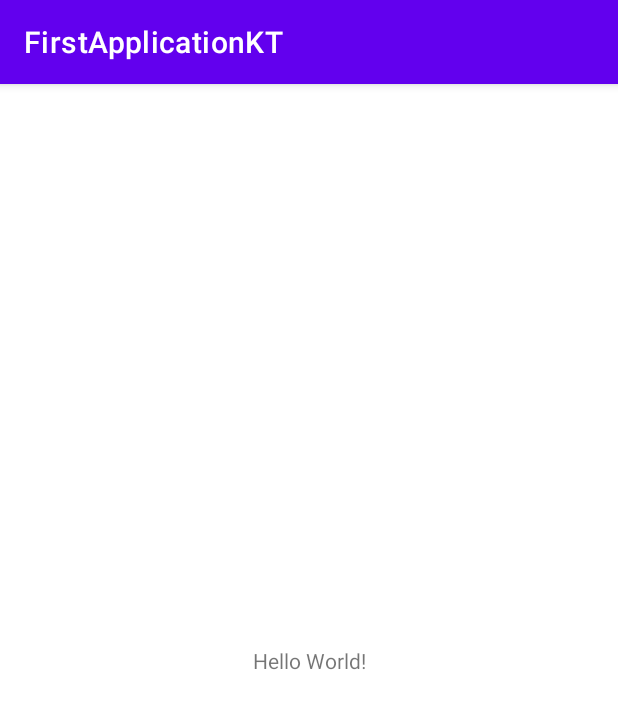
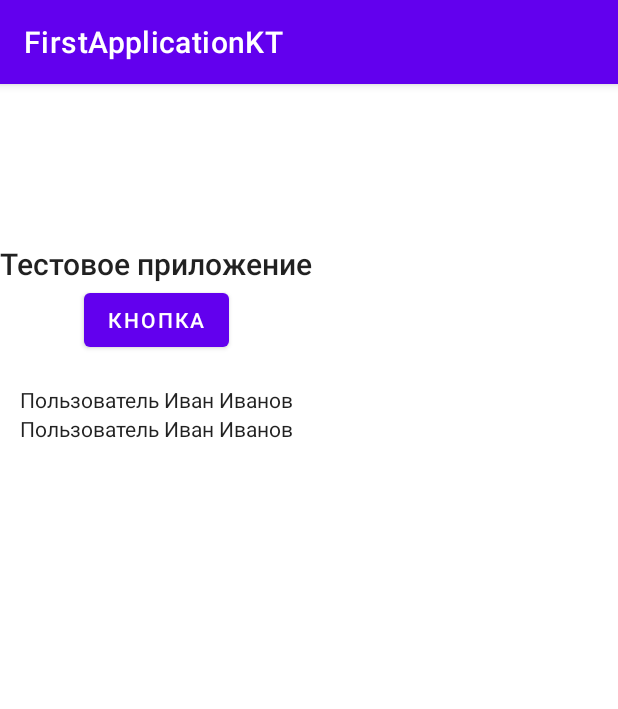
Before and after one commit to iru-mil/FirstApplicationKT, an Android app: the screen it shows after launch (MainActivity), on a phone screen of 412 x 824 dp. Shown: the top 709 px of the screen. Run offline under Robolectric (Android 15) with nearby library versions, the phone set to English and light mode, and no system bars.

Commit message:
готово

```diff
--- a/app/build.gradle
+++ b/app/build.gradle
@@ -1,5 +1,6 @@
 plugins {
     id 'com.android.application'
+    id 'kotlin-android'
 }
 
 android {
@@ -26,10 +27,14 @@ android {
         sourceCompatibility JavaVersion.VERSION_1_8
         targetCompatibility JavaVersion.VERSION_1_8
     }
+    kotlinOptions {
+        jvmTarget = '1.8'
+    }
 }
 
 dependencies {
 
+    implementation "org.jetbrains.kotlin:kotlin-stdlib:$kotlin_version"
     implementation 'androidx.appcompat:appcompat:1.2.0'
     implementation 'com.google.android.material:material:1.3.0'
     implementation 'androidx.constraintlayout:constraintlayout:2.0.4'
--- a/app/src/main/java/ru/geekbrains/firstapplicationkt/MainActivity.java
+++ /dev/null
@@ -1,14 +0,0 @@
-package ru.geekbrains.firstapplicationkt;
-
-import androidx.appcompat.app.AppCompatActivity;
-
-import android.os.Bundle;
-
-public class MainActivity extends AppCompatActivity {
-
-    @Override
-    protected void onCreate(Bundle savedInstanceState) {
-        super.onCreate(savedInstanceState);
-        setContentView(R.layout.activity_main);
-    }
-}
--- /dev/null
+++ b/app/src/main/java/ru/geekbrains/firstapplicationkt/MainActivity.kt
@@ -0,0 +1,48 @@
+package ru.geekbrains.firstapplicationkt
+
+import android.os.Bundle
+import android.view.View
+import android.widget.Button
+import android.widget.TextView
+import androidx.appcompat.app.AppCompatActivity
+
+class MainActivity : AppCompatActivity() {
+
+    val user = User()
+    val userCopy = user.copy()
+
+    val list = listOf("one", "two", "three", "four", "five", "six")
+
+    override fun onCreate(savedInstanceState: Bundle?) {
+        super.onCreate(savedInstanceState)
+        setContentView(R.layout.activity_main)
+        var textViewMessage = findViewById<TextView>(R.id.text_view_message)
+        var textViewDataClass = findViewById<TextView>(R.id.text_view_data_class)
+        var textViewCopyObject = findViewById<TextView>(R.id.text_view_copy_object)
+        var button = findViewById<Button>(R.id.button)
+        button.setOnClickListener(object : View.OnClickListener {
+            override fun onClick(v: View?) {
+                textViewMessage.setText(R.string.message)
+            }
+        })
+        textViewDataClass.setText(user.getUsername(user.name, user.surname))
+        textViewCopyObject.setText(userCopy.getUsername(userCopy.name, userCopy.surname))
+
+        list.forEach {
+            print(it)
+        }
+        for (i in 1..5) {
+            print("Привет!")
+        }
+        for (i in 10 downTo 1 step 2) {
+            print("Пока!")
+        }
+
+        for (i in 0 until list.size) {
+            if (list[i].equals("three")) {
+                print("три")
+                return
+            }
+        }
+    }
+}
--- /dev/null
+++ b/app/src/main/java/ru/geekbrains/firstapplicationkt/User.kt
@@ -0,0 +1,9 @@
+package ru.geekbrains.firstapplicationkt
+
+data class User(val name: String = "Иван", val surname: String = "Иванов") {
+
+    fun getUsername(name: String, surname: String): String {
+        return "Пользователь $name $surname"
+    }
+
+}
--- a/app/src/main/res/layout/activity_main.xml
+++ b/app/src/main/res/layout/activity_main.xml
@@ -2,17 +2,59 @@
 <androidx.constraintlayout.widget.ConstraintLayout xmlns:android="http://schemas.android.com/apk/res/android"
     xmlns:app="http://schemas.android.com/apk/res-auto"
     xmlns:tools="http://schemas.android.com/tools"
-    android:layout_width="match_parent"
-    android:layout_height="match_parent"
+    android:layout_width="wrap_content"
+    android:layout_height="wrap_content"
     tools:context=".MainActivity">
 
+
     <TextView
+        android:id="@+id/text_view_title"
+        style="@style/TextAppearance.AppCompat.Title"
         android:layout_width="wrap_content"
         android:layout_height="wrap_content"
-        android:text="Hello World!"
+        android:text="@string/test_app"
         app:layout_constraintBottom_toBottomOf="parent"
         app:layout_constraintLeft_toLeftOf="parent"
         app:layout_constraintRight_toRightOf="parent"
         app:layout_constraintTop_toTopOf="parent" />
 
+    <Button
+        android:id="@+id/button"
+        android:layout_width="wrap_content"
+        android:layout_height="wrap_content"
+        android:text="@string/button"
+        app:layout_constraintLeft_toLeftOf="parent"
+        app:layout_constraintRight_toRightOf="parent"
+        app:layout_constraintTop_toBottomOf="@id/text_view_title" />
+
+    <TextView
+        android:id="@+id/text_view_message"
+        style="@style/TextAppearance.AppCompat.Body1"
+        android:layout_width="wrap_content"
+        android:layout_height="wrap_content"
+        app:layout_constraintBottom_toTopOf="@id/text_view_data_class"
+        app:layout_constraintLeft_toLeftOf="parent"
+        app:layout_constraintRight_toRightOf="parent"
+        app:layout_constraintTop_toBottomOf="@id/button" />
+
+    <TextView
+        android:id="@+id/text_view_data_class"
+        style="@style/TextAppearance.AppCompat.Body1"
+        android:layout_width="wrap_content"
+        android:layout_height="wrap_content"
+        app:layout_constraintBottom_toTopOf="@id/text_view_copy_object"
+        app:layout_constraintLeft_toLeftOf="parent"
+        app:layout_constraintRight_toRightOf="parent"
+        app:layout_constraintTop_toBottomOf="@id/text_view_message" />
+
+    <TextView
+        android:id="@+id/text_view_copy_object"
+        style="@style/TextAppearance.AppCompat.Body1"
+        android:layout_width="wrap_content"
+        android:layout_height="wrap_content"
+        app:layout_constraintBottom_toBottomOf="parent"
+        app:layout_constraintLeft_toLeftOf="parent"
+        app:layout_constraintRight_toRightOf="parent"
+        app:layout_constraintTop_toBottomOf="@id/text_view_data_class" />
+
 </androidx.constraintlayout.widget.ConstraintLayout>
--- a/app/src/main/res/values/strings.xml
+++ b/app/src/main/res/values/strings.xml
@@ -1,3 +1,7 @@
 <resources>
     <string name="app_name">FirstApplicationKT</string>
+    <string name="test_app">Тестовое приложение</string>
+    <string name="button">Кнопка</string>
+    <string name="message">Кнопка работает</string>
+
 </resources>
--- a/build.gradle
+++ b/build.gradle
@@ -1,11 +1,13 @@
 // Top-level build file where you can add configuration options common to all sub-projects/modules.
 buildscript {
+    ext.kotlin_version = "1.3.72"
     repositories {
         google()
         jcenter()
     }
     dependencies {
         classpath "com.android.tools.build:gradle:4.1.2"
+        classpath "org.jetbrains.kotlin:kotlin-gradle-plugin:$kotlin_version"
 
         // NOTE: Do not place your application dependencies here; they belong
         // in the individual module build.gradle files
```
